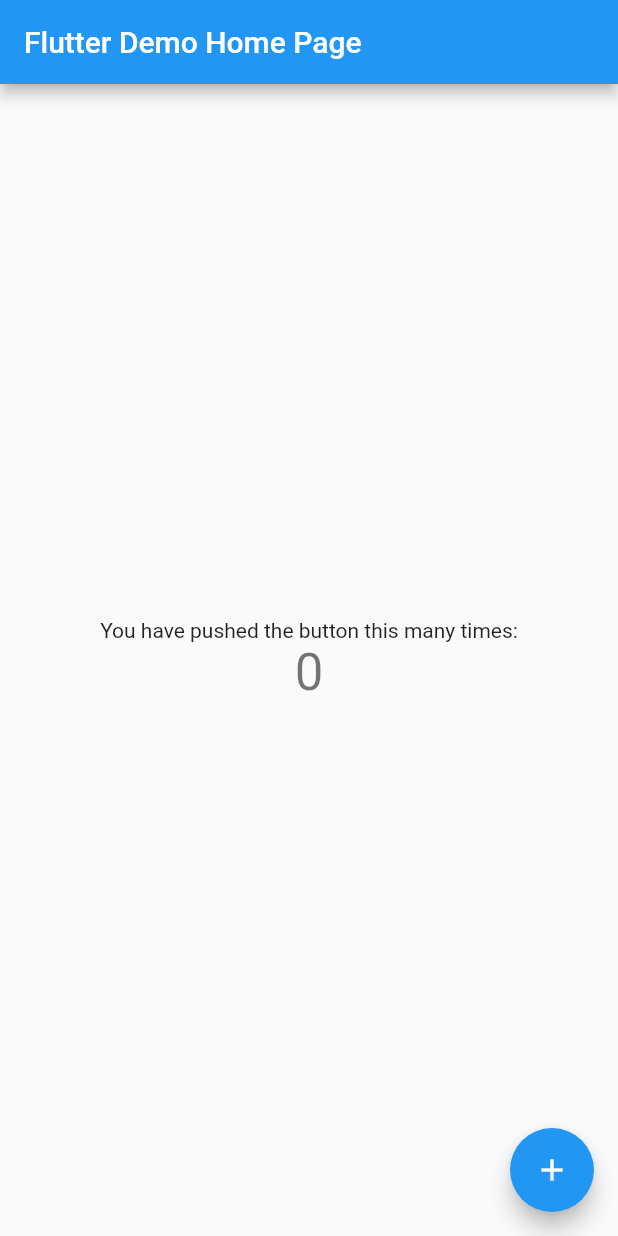
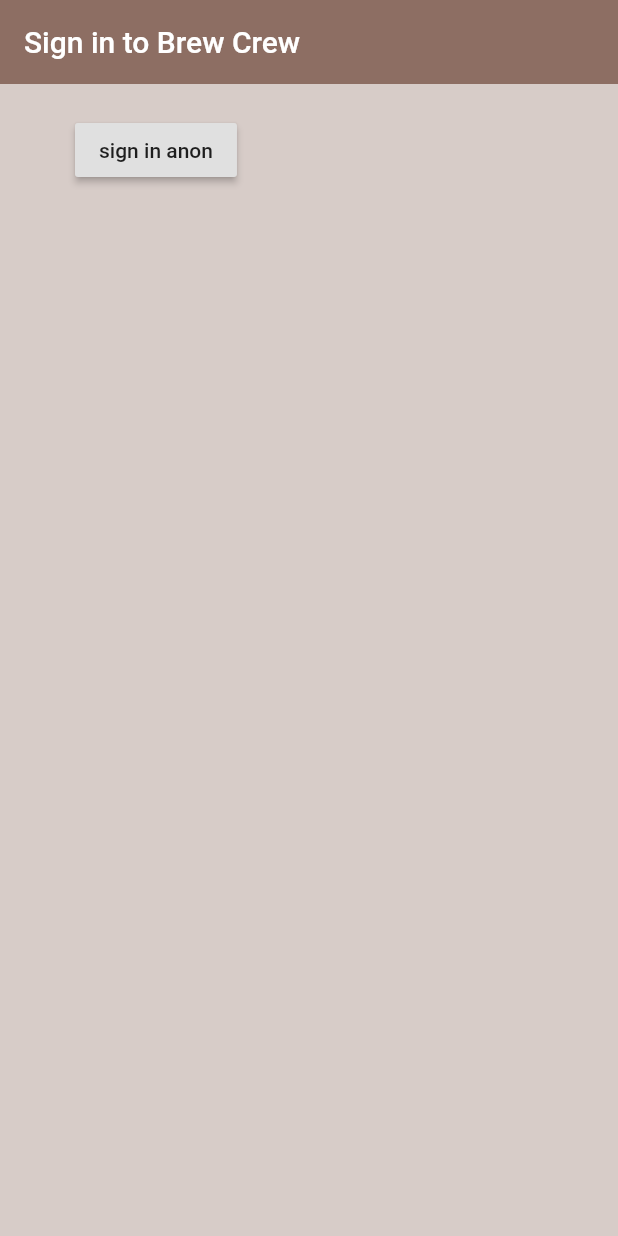
Before and after one commit to DeveloperShamim/my_notes, a Flutter app: the screen it shows after launch, on a phone screen of 412 x 824 dp. Run offline on Flutter 3.47's test engine with Material 2 defaults, Android fonts, the phone set to English and light mode, and no system bars; our stand-ins replace firebase_auth; accounts and stored records are empty.

```diff
--- a/lib/main.dart
+++ b/lib/main.dart
@@ -1,4 +1,5 @@
 import 'package:flutter/material.dart';
+import 'package:my_notes/screens/wrapper.dart';
 
 void main() {
   runApp(MyApp());
@@ -12,56 +13,7 @@ class MyApp extends StatelessWidget {
       theme: ThemeData(
         primarySwatch: Colors.blue,
       ),
-      home: MyHomePage(title: 'Flutter Demo Home Page'),
+      home: Wrapper(),
     );
   }
 }
-
-class MyHomePage extends StatefulWidget {
-  MyHomePage({Key? key, required this.title}) : super(key: key);
-
-  final String title;
-
-  @override
-  _MyHomePageState createState() => _MyHomePageState();
-}
-
-class _MyHomePageState extends State<MyHomePage> {
-  int _counter = 0;
-
-  void _incrementCounter() {
-    setState(() {
-      _counter++;
-    });
-  }
-
-  @override
-  Widget build(BuildContext context) {
-    return Scaffold(
-      appBar: AppBar(
-        // Here we take the value from the MyHomePage object that was created by
-        // the App.build method, and use it to set our appbar title.
-        title: Text(widget.title),
-      ),
-      body: Center(
-        child: Column(
-          mainAxisAlignment: MainAxisAlignment.center,
-          children: <Widget>[
-            Text(
-              'You have pushed the button this many times:',
-            ),
-            Text(
-              '$_counter',
-              style: Theme.of(context).textTheme.headline4,
-            ),
-          ],
-        ),
-      ),
-      floatingActionButton: FloatingActionButton(
-        onPressed: _incrementCounter,
-        tooltip: 'Increment',
-        child: Icon(Icons.add),
-      ), // This trailing comma makes auto-formatting nicer for build methods.
-    );
-  }
-}
--- /dev/null
+++ b/lib/screens/authenticate/authenticate.dart
@@ -0,0 +1,16 @@
+import 'package:flutter/material.dart';
+import 'package:my_notes/screens/authenticate/sign_in.dart';
+
+class Authenticate extends StatefulWidget {
+  @override
+  _AuthenticateState createState() => _AuthenticateState();
+}
+
+class _AuthenticateState extends State<Authenticate> {
+  @override
+  Widget build(BuildContext context) {
+    return Container(
+      child: SignIn(),
+    );
+  }
+}
--- /dev/null
+++ b/lib/screens/authenticate/sign_in.dart
@@ -0,0 +1,38 @@
+import 'package:flutter/material.dart';
+import 'package:my_notes/services/auth.dart';
+
+class SignIn extends StatefulWidget {
+  @override
+  _SignInState createState() => _SignInState();
+}
+
+class _SignInState extends State<SignIn> {
+  final AuthService _auth = AuthService();
+
+  @override
+  Widget build(BuildContext context) {
+    return Scaffold(
+      backgroundColor: Colors.brown[100],
+      appBar: AppBar(
+        backgroundColor: Colors.brown[400],
+        elevation: 0.0,
+        title: Text('Sign in to Brew Crew'),
+      ),
+      body: Container(
+        padding: EdgeInsets.symmetric(vertical: 20.0, horizontal: 50.0),
+        child: RaisedButton(
+          child: Text('sign in anon'),
+          onPressed: () async {
+            dynamic result = await _auth.signInAnon();
+            if (result == null) {
+              print('error signing in');
+            } else {
+              print('signed in');
+              print(result);
+            }
+          },
+        ),
+      ),
+    );
+  }
+}
--- /dev/null
+++ b/lib/screens/wrapper.dart
@@ -0,0 +1,11 @@
+import 'package:flutter/material.dart';
+
+import 'authenticate/authenticate.dart';
+
+class Wrapper extends StatelessWidget {
+  @override
+  Widget build(BuildContext context) {
+    // return either the Home or Authenticate widget
+    return Authenticate();
+  }
+}
```
Also changed, not shown: lib/screens/home/home.dart (added, +10 -0 lines), lib/services/auth.dart (added, +14 -0 lines), pubspec.yaml (+5 -4 lines), pubspec.lock, 1 other file.
